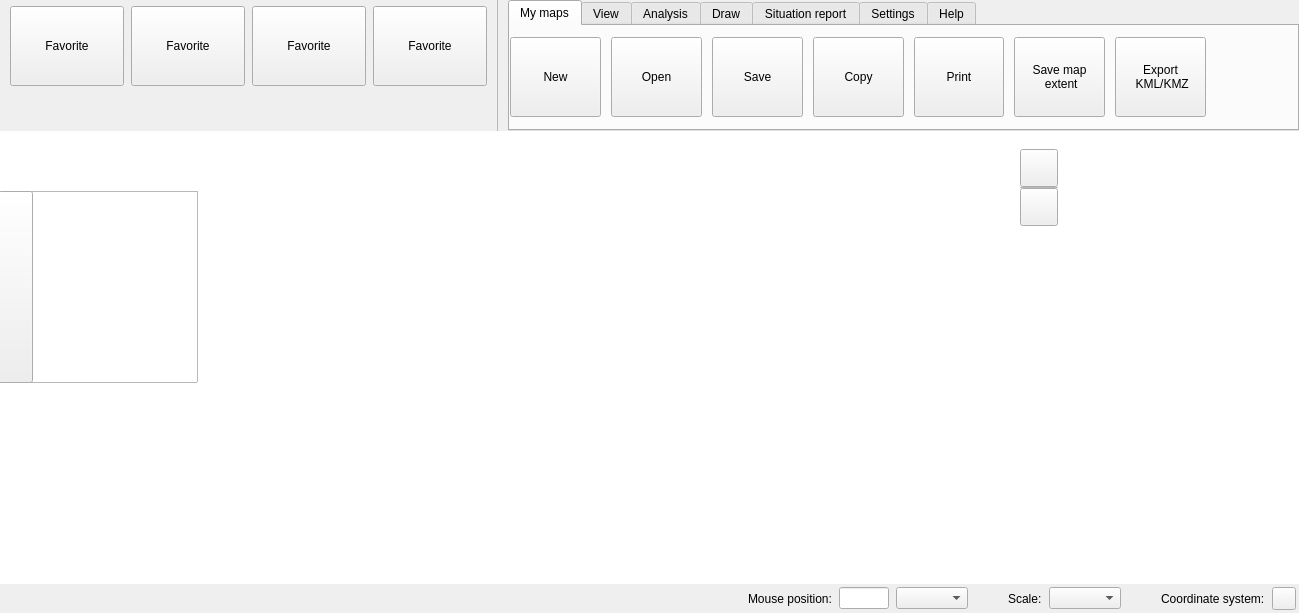
The window that src/ui/qgskadasmainwidgetbase.ui (kadas-albireo/kadas-albireo) describes before a commit, drawn with Qt 5.
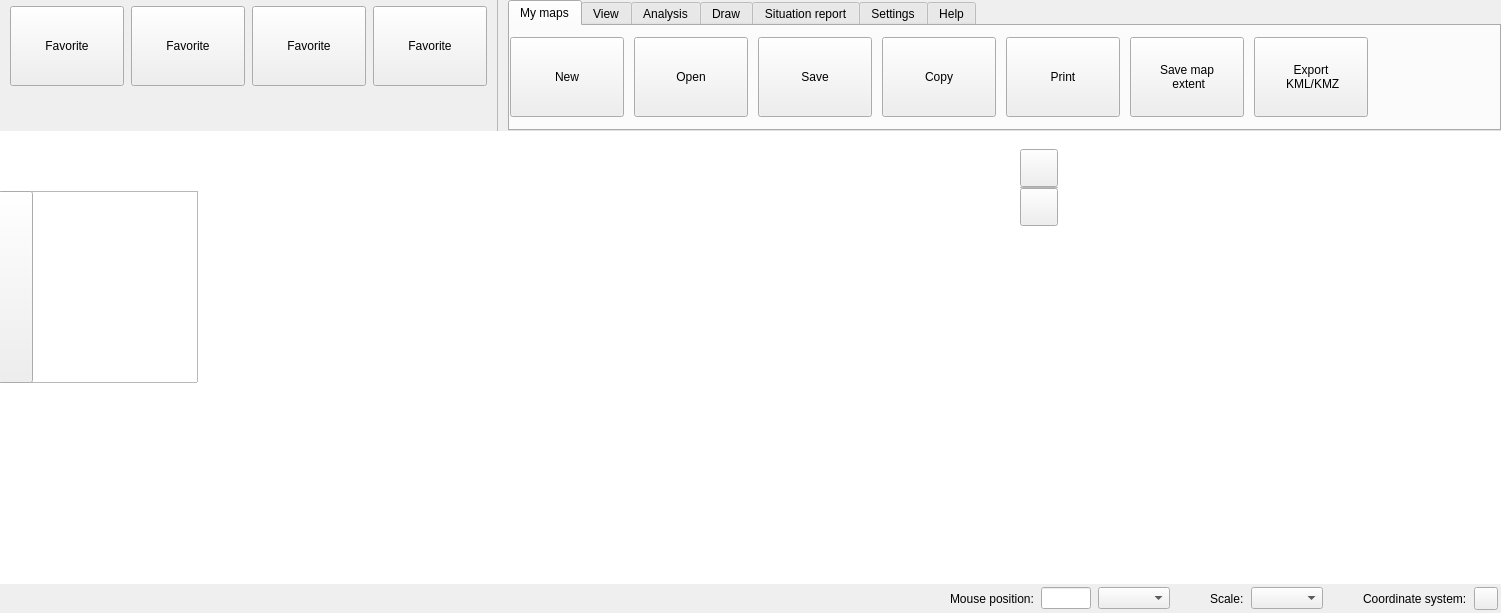
The same window after the commit. The open tabs and pages were chosen to show the change. Icons and pictures are not drawn. Custom widgets are drawn as their Qt base class.

Commit message: Set default ribbon tab to 0

What changed in the file:
```diff
--- a/src/ui/qgskadasmainwidgetbase.ui
+++ b/src/ui/qgskadasmainwidgetbase.ui
@@ -6,7 +6,7 @@
    <rect>
     <x>0</x>
     <y>0</y>
-    <width>1299</width>
+    <width>1501</width>
     <height>613</height>
    </rect>
   </property>
```
Left out of the diff: 2 changed lines with no effect on the pictures.
